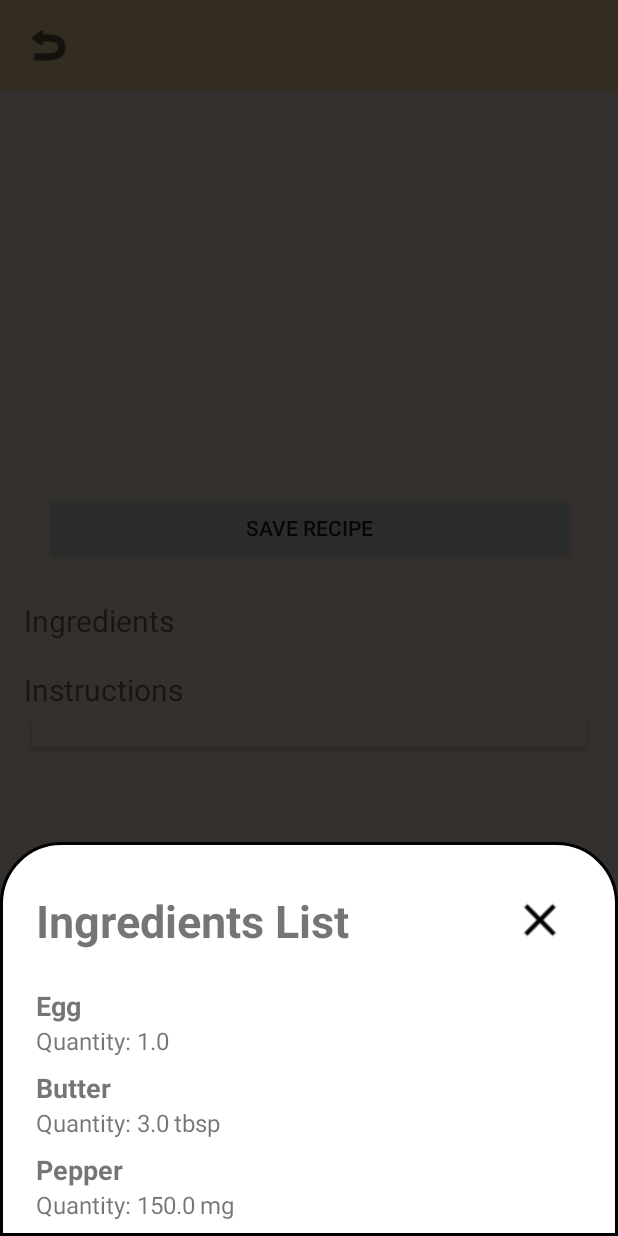
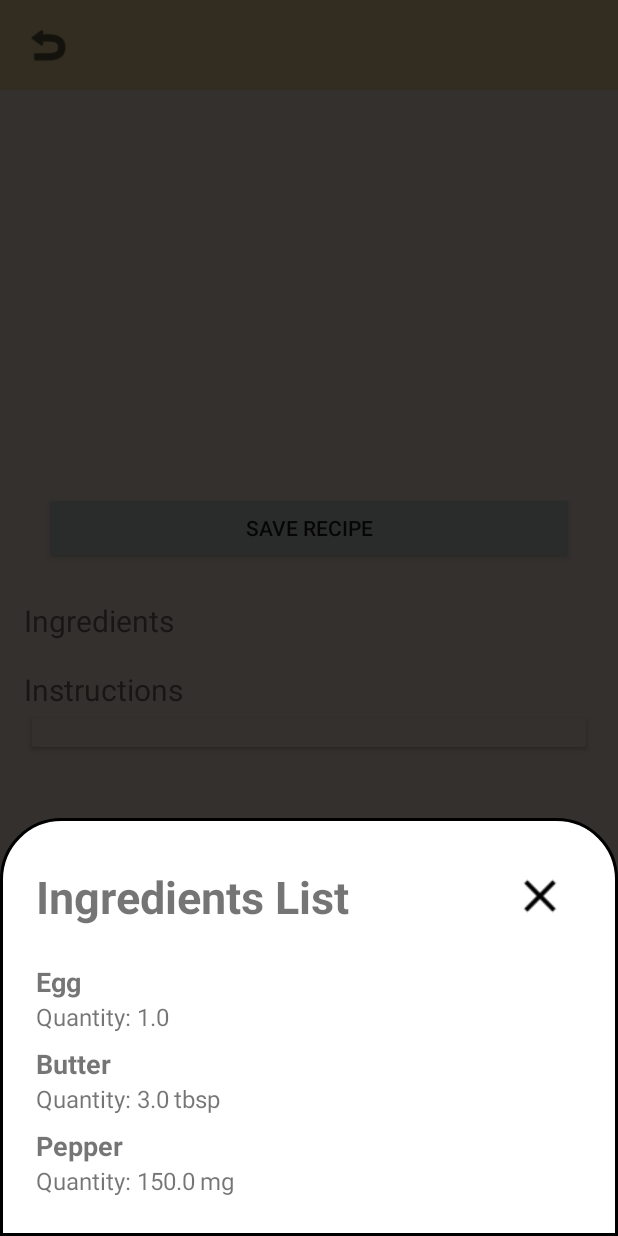
Before and after one commit to SeanCaoile/MobDeve, an Android app: the RecipeActivity screen opened directly, with no data from a screen before it, after a tap on an icon or button, on a phone screen of 412 x 824 dp. Run offline under Robolectric (Android 15) with nearby library versions, the phone set to English and light mode, and no system bars.

Commit message:
fixed hamburgerMenu

```diff
--- a/app/src/main/java/com/mobdeve/s13/caoile/sean/mc0/HomePage.kt
+++ b/app/src/main/java/com/mobdeve/s13/caoile/sean/mc0/HomePage.kt
@@ -5,6 +5,7 @@ import android.view.MenuItem
 import android.widget.Toast
 import androidx.appcompat.app.ActionBarDrawerToggle
 import androidx.appcompat.app.AppCompatActivity
+import androidx.core.content.ContextCompat
 import androidx.core.view.GravityCompat
 import androidx.drawerlayout.widget.DrawerLayout
 import com.google.android.material.navigation.NavigationView
--- a/app/src/main/res/layout/bottomsheet_layout.xml
+++ b/app/src/main/res/layout/bottomsheet_layout.xml
@@ -43,6 +43,7 @@
     <androidx.recyclerview.widget.RecyclerView
         android:id="@+id/ingredientsListRv"
         android:layout_width="match_parent"
-        android:layout_height="wrap_content" />
+        android:layout_height="wrap_content"
+        android:layout_marginBottom="16dp"/>
 
 </LinearLayout>
--- a/app/src/main/res/layout/home_page.xml
+++ b/app/src/main/res/layout/home_page.xml
@@ -21,7 +21,7 @@
             android:layout_height="60dp"
             android:background="@color/yellow"
             app:titleTextColor="@color/black"
-            android:theme="@style/ThemeOverlay.AppCompat.Dark.ActionBar"
+            android:theme="@style/AppTheme"
             app:popupTheme="@style/ThemeOverlay.AppCompat.Light"/>
 
         <FrameLayout
--- a/app/src/main/res/values/themes.xml
+++ b/app/src/main/res/values/themes.xml
@@ -23,4 +23,9 @@
         <item name="android:textColor">@color/black</item>
         <item name="android:textAllCaps">false</item>
     </style>
+
+    <style name="AppTheme" parent="Theme.AppCompat.Light.DarkActionBar">
+        <item name="drawerArrowStyle">@color/black</item>
+    </style>
+
 </resources>
```
